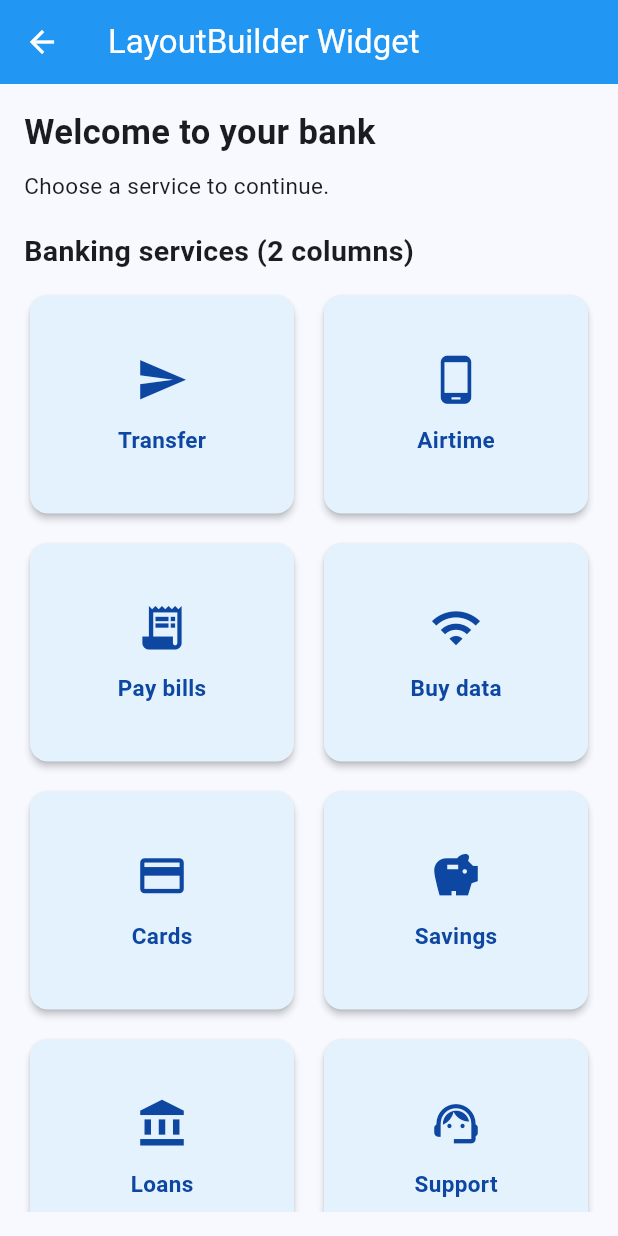
After one commit to Ogheneovo-tatum/Legal_Referrals_Displays, a Flutter app: the screen it shows after launch, after a tap on "LayoutBuilder Widget", on a phone screen of 412 x 824 dp. The commit adds this screen. Run offline on Flutter 3.47's test engine with Material 3 defaults, Android fonts, the phone set to English and light mode, and no system bars.

Commit message:
added a layout builder screen

```diff
--- a/lib/screens/home_screen.dart
+++ b/lib/screens/home_screen.dart
@@ -6,6 +6,7 @@ import 'stack_screen.dart';
 import 'wrap_screen.dart';
 import 'grid_view_screen.dart';
 import 'aspect_ratio_screen.dart';
+import 'layout_builder_screen.dart';
 
 class HomeScreen extends StatelessWidget {
   const HomeScreen({super.key});
@@ -97,6 +98,14 @@ class HomeScreen extends StatelessWidget {
             onTap: () => openScreen(context,
                 const AspectRatioScreen()),
           ),
+          ListTile(
+            leading: const Icon(Icons.devices),
+            title: const Text('LayoutBuilder Widget'),
+            subtitle: const Text('Build responsive layouts'),
+            trailing: const Icon(Icons.arrow_forward_ios),
+            onTap: () => openScreen(context,
+                const LayoutBuilderScreen()),
+          ),
         ],
       ),
     );
--- /dev/null
+++ b/lib/screens/layout_builder_screen.dart
@@ -0,0 +1,174 @@
+import 'package:flutter/material.dart';
+
+class LayoutBuilderScreen extends StatelessWidget {
+  const LayoutBuilderScreen({super.key});
+
+  @override
+  Widget build(BuildContext context) {
+    final List<_BankingService> services = [
+      const _BankingService(
+        title: 'Transfer',
+        icon: Icons.send,
+      ),
+      const _BankingService(
+        title: 'Airtime',
+        icon: Icons.phone_android,
+      ),
+      const _BankingService(
+        title: 'Pay bills',
+        icon: Icons.receipt_long,
+      ),
+      const _BankingService(
+        title: 'Buy data',
+        icon: Icons.wifi,
+      ),
+      const _BankingService(
+        title: 'Cards',
+        icon: Icons.credit_card,
+      ),
+      const _BankingService(
+        title: 'Savings',
+        icon: Icons.savings,
+      ),
+      const _BankingService(
+        title: 'Loans',
+        icon: Icons.account_balance,
+      ),
+      const _BankingService(
+        title: 'Support',
+        icon: Icons.support_agent,
+      ),
+    ];
+
+    return Scaffold(
+      appBar: AppBar(
+        title: const Text('LayoutBuilder Widget'),
+        backgroundColor: Colors.blue,
+        foregroundColor: Colors.white,
+      ),
+
+      body: Padding(
+        padding: const EdgeInsets.all(16),
+
+        child: LayoutBuilder(
+          builder: (context, constraints) {
+
+            // Start with two columns.
+            int columns = 2;
+
+            // Use four columns on wider screens.
+            if (constraints.maxWidth >= 900) {
+              columns = 4;
+            }
+
+            // Use three columns on medium screens.
+            else if (constraints.maxWidth >= 600) {
+              columns = 3;
+            }
+
+            return Column(
+              crossAxisAlignment: CrossAxisAlignment.start,
+              children: [
+                const Text(
+                  'Welcome to your bank',
+                  style: TextStyle(
+                    fontSize: 23,
+                    fontWeight: FontWeight.bold,
+                  ),
+                ),
+
+                const SizedBox(height: 8),
+
+                const Text(
+                  'Choose a service to continue.',
+                  style: TextStyle(fontSize: 15),
+                ),
+
+                const SizedBox(height: 20),
+
+                Text(
+                  'Banking services ($columns columns)',
+                  style: const TextStyle(
+                    fontSize: 19,
+                    fontWeight: FontWeight.bold,
+                  ),
+                ),
+
+                const SizedBox(height: 12),
+
+                Expanded(
+                  child: GridView.builder(
+                    itemCount: services.length,
+
+                    gridDelegate:
+                    SliverGridDelegateWithFixedCrossAxisCount(
+                      crossAxisCount: columns,
+                      crossAxisSpacing: 12,
+                      mainAxisSpacing: 12,
+                      childAspectRatio: 1.2,
+                    ),
+
+                    itemBuilder: (context, index) {
+                      final service = services[index];
+
+                      return Card(
+                        elevation: 2,
+                        color: Colors.blue.shade50,
+
+                        child: InkWell(
+                          borderRadius: BorderRadius.circular(12),
+
+                          onTap: () {
+                            ScaffoldMessenger.of(context).showSnackBar(
+                              SnackBar(
+                                content: Text(
+                                  '${service.title} selected',
+                                ),
+                              ),
+                            );
+                          },
+
+                          child: Column(
+                            mainAxisAlignment: MainAxisAlignment.center,
+                            children: [
+                              Icon(
+                                service.icon,
+                                size: 35,
+                                color: Colors.blue.shade900,
+                              ),
+
+                              const SizedBox(height: 12),
+
+                              Text(
+                                service.title,
+                                style: TextStyle(
+                                  fontSize: 15,
+                                  fontWeight: FontWeight.bold,
+                                  color: Colors.blue.shade900,
+                                ),
+                              ),
+                            ],
+                          ),
+                        ),
+                      );
+                    },
+                  ),
+                ),
+              ],
+            );
+          },
+        ),
+      ),
+    );
+  }
+}
+
+class _BankingService {
+  final String title;
+  final IconData icon;
+
+  const _BankingService({
+    required this.title,
+    required this.icon,
+  });
+}
```
